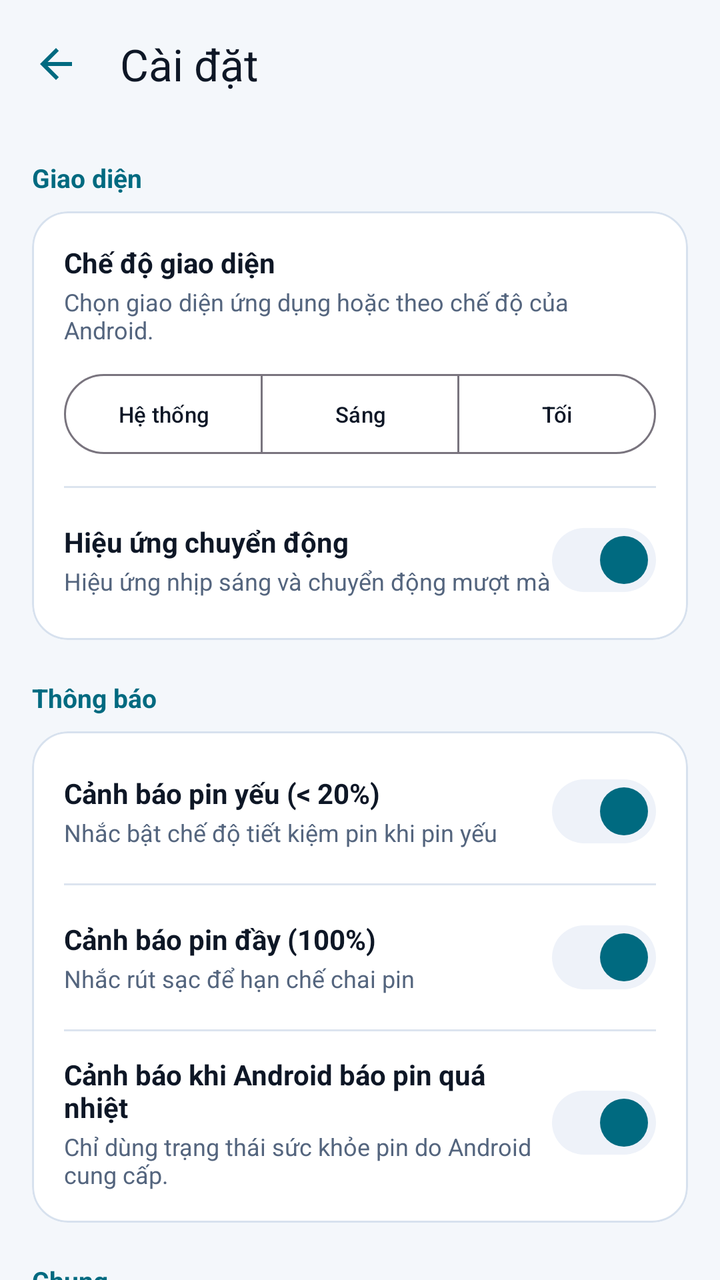
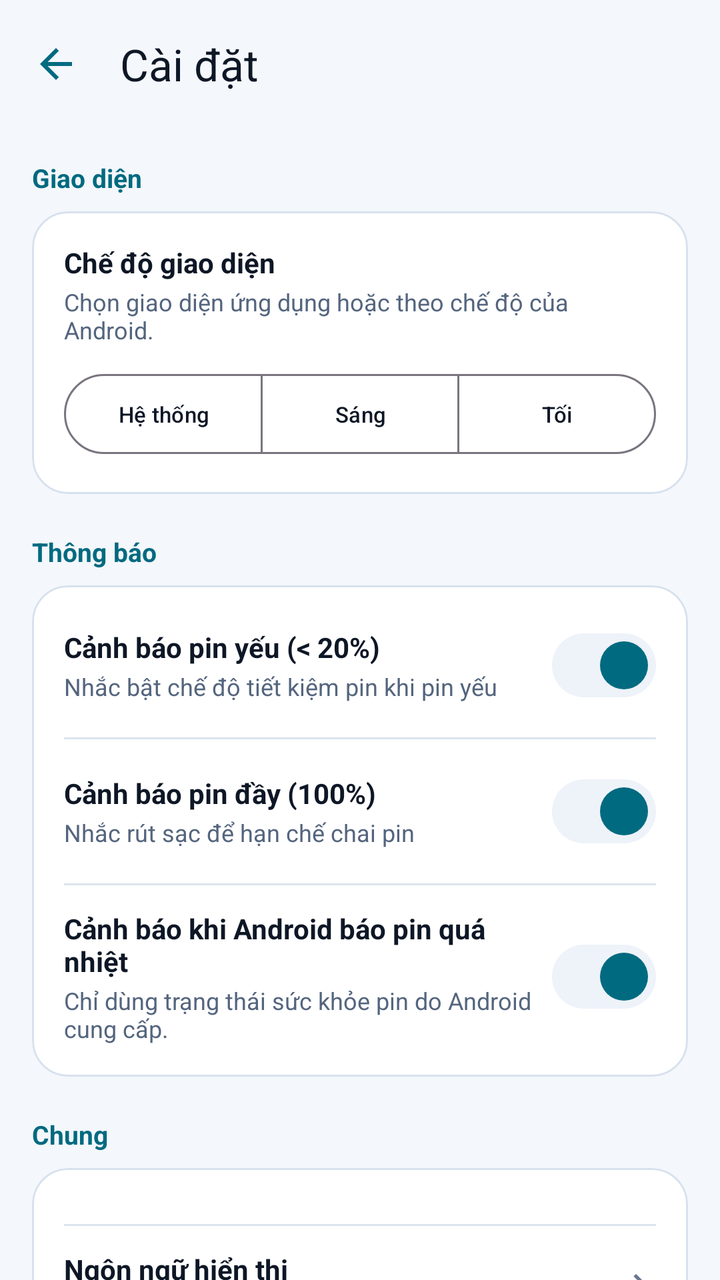

Compare the two renders of this Android layout. The source of the first and the diff that turns it into the second are given below.
<!-- AndroidManifest.xml: application theme Theme.TH7 -->
<!-- res/layout/activity_settings.xml -->
<?xml version="1.0" encoding="utf-8"?>
<androidx.constraintlayout.widget.ConstraintLayout xmlns:android="http://schemas.android.com/apk/res/android" xmlns:app="http://schemas.android.com/apk/res-auto" xmlns:tools="http://schemas.android.com/tools" android:layout_width="match_parent" android:layout_height="match_parent" android:fitsSystemWindows="true" android:background="@color/tech_bg" tools:context=".SettingsActivity">
  
  <com.google.android.material.appbar.MaterialToolbar android:id="@+id/settingsToolbar" style="@style/TechToolbar" android:layout_width="match_parent" android:layout_height="?attr/actionBarSize" app:layout_constraintEnd_toEndOf="parent" app:layout_constraintStart_toStartOf="parent" app:layout_constraintTop_toTopOf="parent" app:navigationIcon="@drawable/ic_arrow_back" app:title="@string/settings_title" />
  <androidx.core.widget.NestedScrollView android:layout_width="match_parent" android:layout_height="0dp" android:fillViewport="true" app:layout_constraintBottom_toBottomOf="parent" app:layout_constraintTop_toBottomOf="@+id/settingsToolbar">
    <LinearLayout android:layout_width="match_parent" android:layout_height="wrap_content" android:orientation="vertical" android:paddingStart="16dp" android:paddingTop="8dp" android:paddingEnd="16dp" android:paddingBottom="24dp">
      
      <TextView android:layout_width="wrap_content" android:layout_height="wrap_content" android:layout_marginTop="8dp" android:layout_marginBottom="8dp" android:text="@string/section_appearance" android:textColor="@color/tech_cyan" android:textSize="13sp" android:textStyle="bold" />
      <com.google.android.material.card.MaterialCardView style="@style/TechCard" android:layout_width="match_parent" android:layout_height="wrap_content">
        <LinearLayout android:layout_width="match_parent" android:layout_height="wrap_content" android:orientation="vertical" android:padding="16dp">
          <TextView android:layout_width="wrap_content" android:layout_height="wrap_content" android:text="@string/pref_theme_mode" android:textColor="@color/tech_text_primary" android:textSize="14sp" android:textStyle="bold" />
          <TextView android:layout_width="match_parent" android:layout_height="wrap_content" android:layout_marginTop="2dp" android:text="@string/pref_theme_mode_desc" android:textColor="@color/tech_text_secondary" android:textSize="12sp" />
          <com.google.android.material.button.MaterialButtonToggleGroup android:id="@+id/themeModeGroup" android:layout_width="match_parent" android:layout_height="wrap_content" android:layout_marginTop="10dp" app:selectionRequired="true" app:singleSelection="true">
            <com.google.android.material.button.MaterialButton android:id="@+id/themeModeSystem" style="@style/Widget.Material3.Button.OutlinedButton" android:layout_width="0dp" android:layout_height="wrap_content" android:layout_weight="1" android:minHeight="48dp" android:text="@string/theme_system_short" android:textAllCaps="false" android:textSize="11sp" />
            <com.google.android.material.button.MaterialButton android:id="@+id/themeModeLight" style="@style/Widget.Material3.Button.OutlinedButton" android:layout_width="0dp" android:layout_height="wrap_content" android:layout_weight="1" android:minHeight="48dp" android:text="@string/theme_light_short" android:textAllCaps="false" android:textSize="11sp" />
            <com.google.android.material.button.MaterialButton android:id="@+id/themeModeDark" style="@style/Widget.Material3.Button.OutlinedButton" android:layout_width="0dp" android:layout_height="wrap_content" android:layout_weight="1" android:minHeight="48dp" android:text="@string/theme_dark_short" android:textAllCaps="false" android:textSize="11sp" />
          </com.google.android.material.button.MaterialButtonToggleGroup>
          <View android:layout_width="match_parent" android:layout_height="1dp" android:layout_marginTop="12dp" android:layout_marginBottom="12dp" android:background="@color/tech_divider" />
          
          <LinearLayout android:layout_width="match_parent" android:layout_height="wrap_content" android:gravity="center_vertical" android:orientation="horizontal">
            <LinearLayout android:layout_width="0dp" android:layout_height="wrap_content" android:layout_weight="1" android:orientation="vertical">
              <TextView android:layout_width="wrap_content" android:layout_height="wrap_content" android:text="@string/pref_animations" android:textColor="@color/tech_text_primary" android:textSize="14sp" android:textStyle="bold" />
              <TextView android:layout_width="wrap_content" android:layout_height="wrap_content" android:layout_marginTop="2dp" android:text="@string/pref_animations_desc" android:textColor="@color/tech_text_secondary" android:textSize="12sp" />
            </LinearLayout>
            <com.google.android.material.materialswitch.MaterialSwitch android:id="@+id/switchAnimations" android:layout_width="wrap_content" android:layout_height="wrap_content" android:checked="true" app:thumbTint="@color/tech_cyan" app:trackTint="@color/tech_bg_card_secondary" />
          </LinearLayout>
        </LinearLayout>
      </com.google.android.material.card.MaterialCardView>
      
      <TextView android:layout_width="wrap_content" android:layout_height="wrap_content" android:layout_marginTop="20dp" android:layout_marginBottom="8dp" android:text="@string/section_notifications" android:textColor="@color/tech_cyan" android:textSize="13sp" android:textStyle="bold" />
      <com.google.android.material.card.MaterialCardView style="@style/TechCard" android:layout_width="match_parent" android:layout_height="wrap_content">
        <LinearLayout android:layout_width="match_parent" android:layout_height="wrap_content" android:orientation="vertical" android:padding="16dp">
          
          <LinearLayout android:layout_width="match_parent" android:layout_height="wrap_content" android:gravity="center_vertical" android:orientation="horizontal">
            <LinearLayout android:layout_width="0dp" android:layout_height="wrap_content" android:layout_weight="1" android:orientation="vertical">
              <TextView android:layout_width="wrap_content" android:layout_height="wrap_content" android:text="@string/pref_notif_low" android:textColor="@color/tech_text_primary" android:textSize="14sp" android:textStyle="bold" />
              <TextView android:layout_width="wrap_content" android:layout_height="wrap_content" android:layout_marginTop="2dp" android:text="@string/pref_notif_low_desc" android:textColor="@color/tech_text_secondary" android:textSize="12sp" />
            </LinearLayout>
            <com.google.android.material.materialswitch.MaterialSwitch android:id="@+id/switchLowBattery" android:layout_width="wrap_content" android:layout_height="wrap_content" android:checked="true" app:thumbTint="@color/tech_cyan" app:trackTint="@color/tech_bg_card_secondary" />
          </LinearLayout>
          <View android:layout_width="match_parent" android:layout_height="1dp" android:layout_marginTop="12dp" android:layout_marginBottom="12dp" android:background="@color/tech_divider" />
          
          <LinearLayout android:layout_width="match_parent" android:layout_height="wrap_content" android:gravity="center_vertical" android:orientation="horizontal">
            <LinearLayout android:layout_width="0dp" android:layout_height="wrap_content" android:layout_weight="1" android:orientation="vertical">
              <TextView android:layout_width="wrap_content" android:layout_height="wrap_content" android:text="@string/pref_notif_full" android:textColor="@color/tech_text_primary" android:textSize="14sp" android:textStyle="bold" />
              <TextView android:layout_width="wrap_content" android:layout_height="wrap_content" android:layout_marginTop="2dp" android:text="@string/pref_notif_full_desc" android:textColor="@color/tech_text_secondary" android:textSize="12sp" />
            </LinearLayout>
            <com.google.android.material.materialswitch.MaterialSwitch android:id="@+id/switchFullCharge" android:layout_width="wrap_content" android:layout_height="wrap_content" android:checked="true" app:thumbTint="@color/tech_cyan" app:trackTint="@color/tech_bg_card_secondary" />
          </LinearLayout>
          <View android:layout_width="match_parent" android:layout_height="1dp" android:layout_marginTop="12dp" android:layout_marginBottom="12dp" android:background="@color/tech_divider" />
                    <LinearLayout android:layout_width="match_parent" android:layout_height="wrap_content" android:gravity="center_vertical" android:orientation="horizontal">
            <LinearLayout android:layout_width="0dp" android:layout_height="wrap_content" android:layout_weight="1" android:orientation="vertical">
              <TextView android:layout_width="wrap_content" android:layout_height="wrap_content" android:text="@string/pref_notif_overheat" android:textColor="@color/tech_text_primary" android:textSize="14sp" android:textStyle="bold" />
              <TextView android:layout_width="wrap_content" android:layout_height="wrap_content" android:layout_marginTop="2dp" android:text="@string/pref_notif_overheat_desc" android:textColor="@color/tech_text_secondary" android:textSize="12sp" />
            </LinearLayout>
            <com.google.android.material.materialswitch.MaterialSwitch android:id="@+id/switchOverheat" android:layout_width="wrap_content" android:layout_height="wrap_content" android:checked="true" app:thumbTint="@color/tech_cyan" app:trackTint="@color/tech_bg_card_secondary" />
          </LinearLayout>
        </LinearLayout>
      </com.google.android.material.card.MaterialCardView>
      
      <TextView android:layout_width="wrap_content" android:layout_height="wrap_content" android:layout_marginTop="20dp" android:layout_marginBottom="8dp" android:text="@string/section_general" android:textColor="@color/tech_cyan" android:textSize="13sp" android:textStyle="bold" />
      <com.google.android.material.card.MaterialCardView style="@style/TechCard" android:layout_width="match_parent" android:layout_height="wrap_content">
        <LinearLayout android:layout_width="match_parent" android:layout_height="wrap_content" android:orientation="vertical" android:padding="16dp">
          <View android:layout_width="match_parent" android:layout_height="1dp" android:layout_marginTop="12dp" android:layout_marginBottom="12dp" android:background="@color/tech_divider" />
          <LinearLayout android:id="@+id/rowLanguage" android:layout_width="match_parent" android:layout_height="wrap_content" android:background="?android:attr/selectableItemBackground" android:clickable="true" android:focusable="true" android:gravity="center_vertical" android:orientation="horizontal">
            <LinearLayout android:layout_width="0dp" android:layout_height="wrap_content" android:layout_weight="1" android:orientation="vertical">
              <TextView android:layout_width="wrap_content" android:layout_height="wrap_content" android:text="@string/pref_language" android:textColor="@color/tech_text_primary" android:textSize="14sp" android:textStyle="bold" />
              <TextView android:id="@+id/tvLanguageVal" android:layout_width="wrap_content" android:layout_height="wrap_content" android:layout_marginTop="2dp" android:text="@string/pref_language_desc" android:textColor="@color/tech_text_secondary" android:textSize="12sp" />
            </LinearLayout>
            <ImageView android:layout_width="20dp" android:layout_height="20dp" android:src="@drawable/ic_arrow_forward" app:tint="@color/tech_text_muted" />
          </LinearLayout>
        </LinearLayout>
      </com.google.android.material.card.MaterialCardView>
      
      <TextView android:layout_width="wrap_content" android:layout_height="wrap_content" android:layout_marginTop="20dp" android:layout_marginBottom="8dp" android:text="@string/section_about" android:textColor="@color/tech_cyan" android:textSize="13sp" android:textStyle="bold" />
      <com.google.android.material.card.MaterialCardView style="@style/TechCard" android:layout_width="match_parent" android:layout_height="wrap_content">
        <LinearLayout android:layout_width="match_parent" android:layout_height="wrap_content" android:gravity="center_horizontal" android:orientation="vertical" android:padding="20dp">
          <ImageView android:layout_width="48dp" android:layout_height="48dp" android:background="@drawable/bg_badge_demo" android:padding="10dp" android:src="@drawable/ic_battery_bolt" app:tint="@color/tech_cyan" />
          <TextView android:layout_width="wrap_content" android:layout_height="wrap_content" android:layout_marginTop="10dp" android:text="@string/app_name" android:textColor="@color/tech_text_primary" android:textSize="16sp" android:textStyle="bold" />
          <TextView android:layout_width="wrap_content" android:layout_height="wrap_content" android:layout_marginTop="2dp" android:text="@string/app_version" android:textColor="@color/tech_cyan" android:textSize="12sp" />
          <TextView android:layout_width="match_parent" android:layout_height="wrap_content" android:layout_marginTop="10dp" android:gravity="center" android:lineSpacingExtra="2dp" android:text="@string/about_desc" android:textColor="@color/tech_text_secondary" android:textSize="12sp" />
          <TextView android:layout_width="wrap_content" android:layout_height="wrap_content" android:layout_marginTop="12dp" android:text="@string/about_developer" android:textColor="@color/tech_text_muted" android:textSize="11sp" />
        </LinearLayout>
      </com.google.android.material.card.MaterialCardView>
    </LinearLayout>
  </androidx.core.widget.NestedScrollView>
</androidx.constraintlayout.widget.ConstraintLayout>
<!-- resources referenced by this layout -->
<resources>
  <color name="tech_bg">#F4F7FB</color>
  <color name="tech_bg_card_secondary">#EEF2F9</color>
  <color name="tech_cyan">#006A80</color>
  <color name="tech_divider">#DCE4EF</color>
  <color name="tech_text_muted">#687693</color>
  <color name="tech_text_primary">#0E1726</color>
  <color name="tech_text_secondary">#54657E</color>
  <!-- drawable ic_arrow_back (drawable) -->
  <vector xmlns:android="http://schemas.android.com/apk/res/android"
      android:width="24dp"
      android:height="24dp"
      android:viewportWidth="24"
      android:viewportHeight="24">
      <path
          android:fillColor="@color/tech_cyan"
          android:pathData="M20,11H7.83l5.59,-5.59L12,4l-8,8 8,8 1.41,-1.41L7.83,13H20v-2z"/>
  </vector>
  <!-- drawable ic_arrow_forward (drawable) -->
  <vector xmlns:android="http://schemas.android.com/apk/res/android"
      android:width="24dp"
      android:height="24dp"
      android:viewportWidth="24"
      android:viewportHeight="24">
      <path
          android:fillColor="@color/tech_cyan"
          android:pathData="M12,4l-1.41,1.41L16.17,11H4v2h12.17l-5.58,5.59L12,20l8,-8z"/>
  </vector>
  <string name="about_desc">Theo dõi pin, xem lịch sử sạc và quản lý mẹo tiết kiệm pin.</string>
  <string name="about_developer">Phát triển bởi Android UI/UX Smart Lab</string>
  <string name="app_name">Battery Smart Lab</string>
  <string name="app_version">Phiên bản 1.0.0-PROTOTYPE</string>
  <string name="pref_animations">Hiệu ứng chuyển động</string>
  <string name="pref_animations_desc">Hiệu ứng nhịp sáng và chuyển động mượt mà</string>
  <string name="pref_language">Ngôn ngữ hiển thị</string>
  <string name="pref_language_desc">Tiếng Việt (mặc định)</string>
  <string name="pref_notif_full">Cảnh báo pin đầy (100%)</string>
  <string name="pref_notif_full_desc">Nhắc rút sạc để hạn chế chai pin</string>
  <string name="pref_notif_low">Cảnh báo pin yếu (&lt; 20%)</string>
  <string name="pref_notif_low_desc">Nhắc bật chế độ tiết kiệm pin khi pin yếu</string>
  <string name="pref_notif_overheat">Cảnh báo khi Android báo pin quá nhiệt</string>
  <string name="pref_notif_overheat_desc">Chỉ dùng trạng thái sức khỏe pin do Android cung cấp.</string>
  <string name="pref_theme_mode">Chế độ giao diện</string>
  <string name="pref_theme_mode_desc">Chọn giao diện ứng dụng hoặc theo chế độ của Android.</string>
  <string name="section_about">Thông tin ứng dụng</string>
  <string name="section_appearance">Giao diện</string>
  <string name="section_general">Chung</string>
  <string name="section_notifications">Thông báo</string>
  <string name="settings_title">Cài đặt</string>
  <string name="theme_dark_short">Tối</string>
  <string name="theme_light_short">Sáng</string>
  <string name="theme_system_short">Hệ thống</string>
  <style name="TechToolbar" parent="Widget.Material3.Toolbar">
          <item name="titleTextColor">@color/tech_text_primary</item>
          <item name="subtitleTextColor">@color/tech_text_secondary</item>
          <item name="navigationIconTint">@color/tech_cyan</item>
          <item name="android:background">@color/tech_bg</item>
      </style>
  <style name="Theme.TH7" parent="Base.Theme.TH7" />
  <color name="tech_cyan_glow">#33008CA6</color>
  <color name="tech_bg_card">#FFFFFF</color>
  <color name="tech_card_stroke">#D7E1EE</color>
  <dimen name="card_stroke_width">1dp</dimen>
  <dimen name="card_corner_radius">18dp</dimen>
  <color name="tech_button_text">#08313A</color>
  <color name="tech_selection_bg">#D8F0F3</color>
  <color name="tech_blue">#006A80</color>
  <color name="tech_green">#087A43</color>
  <color name="tech_bg_surface">#FFFFFF</color>
  <color name="tech_nav_bg">#FFFFFF</color>
  <!-- unchanged entries left out for length: 4 -->
</resources>

<!-- the commit's change to res/layout/activity_settings.xml (unified diff, before → after) -->
@@ -15,15 +15,6 @@
             <com.google.android.material.button.MaterialButton android:id="@+id/themeModeLight" style="@style/Widget.Material3.Button.OutlinedButton" android:layout_width="0dp" android:layout_height="wrap_content" android:layout_weight="1" android:minHeight="48dp" android:text="@string/theme_light_short" android:textAllCaps="false" android:textSize="11sp" />
             <com.google.android.material.button.MaterialButton android:id="@+id/themeModeDark" style="@style/Widget.Material3.Button.OutlinedButton" android:layout_width="0dp" android:layout_height="wrap_content" android:layout_weight="1" android:minHeight="48dp" android:text="@string/theme_dark_short" android:textAllCaps="false" android:textSize="11sp" />
           </com.google.android.material.button.MaterialButtonToggleGroup>
-          <View android:layout_width="match_parent" android:layout_height="1dp" android:layout_marginTop="12dp" android:layout_marginBottom="12dp" android:background="@color/tech_divider" />
-          
-          <LinearLayout android:layout_width="match_parent" android:layout_height="wrap_content" android:gravity="center_vertical" android:orientation="horizontal">
-            <LinearLayout android:layout_width="0dp" android:layout_height="wrap_content" android:layout_weight="1" android:orientation="vertical">
-              <TextView android:layout_width="wrap_content" android:layout_height="wrap_content" android:text="@string/pref_animations" android:textColor="@color/tech_text_primary" android:textSize="14sp" android:textStyle="bold" />
-              <TextView android:layout_width="wrap_content" android:layout_height="wrap_content" android:layout_marginTop="2dp" android:text="@string/pref_animations_desc" android:textColor="@color/tech_text_secondary" android:textSize="12sp" />
-            </LinearLayout>
-            <com.google.android.material.materialswitch.MaterialSwitch android:id="@+id/switchAnimations" android:layout_width="wrap_content" android:layout_height="wrap_content" android:checked="true" app:thumbTint="@color/tech_cyan" app:trackTint="@color/tech_bg_card_secondary" />
-          </LinearLayout>
         </LinearLayout>
       </com.google.android.material.card.MaterialCardView>
       
<!-- resource entries referenced after the edit -->
@@ -31,8 +31,6 @@
   <string name="about_developer">Phát triển bởi Android UI/UX Smart Lab</string>
   <string name="app_name">Battery Smart Lab</string>
   <string name="app_version">Phiên bản 1.0.0-PROTOTYPE</string>
-  <string name="pref_animations">Hiệu ứng chuyển động</string>
-  <string name="pref_animations_desc">Hiệu ứng nhịp sáng và chuyển động mượt mà</string>
   <string name="pref_language">Ngôn ngữ hiển thị</string>
   <string name="pref_language_desc">Tiếng Việt (mặc định)</string>
   <string name="pref_notif_full">Cảnh báo pin đầy (100%)</string>
